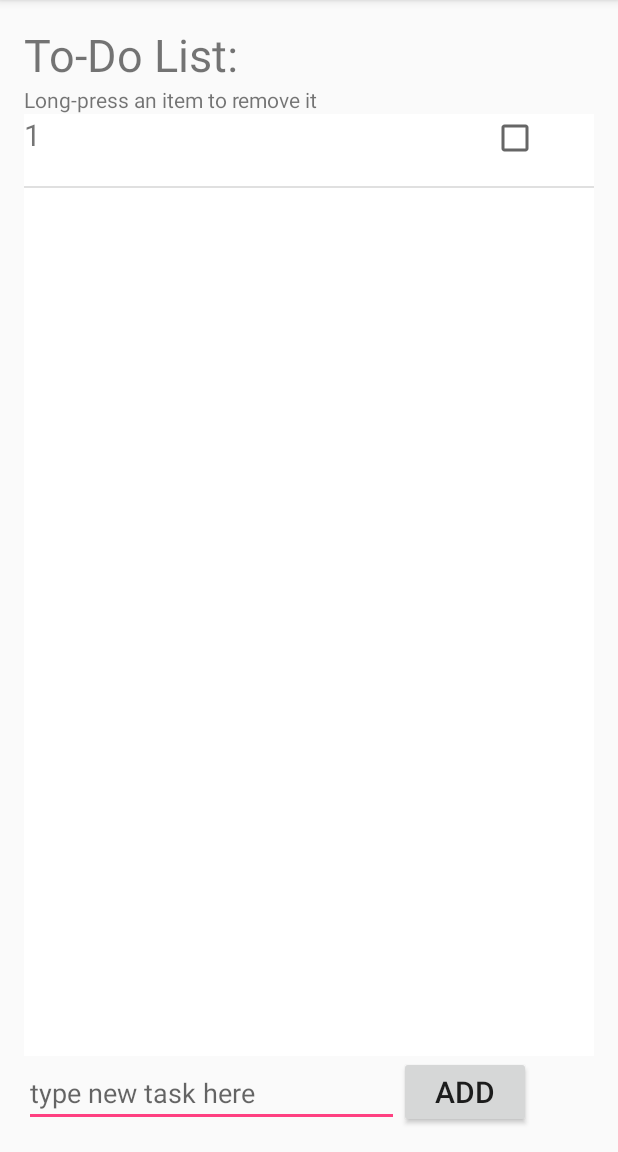
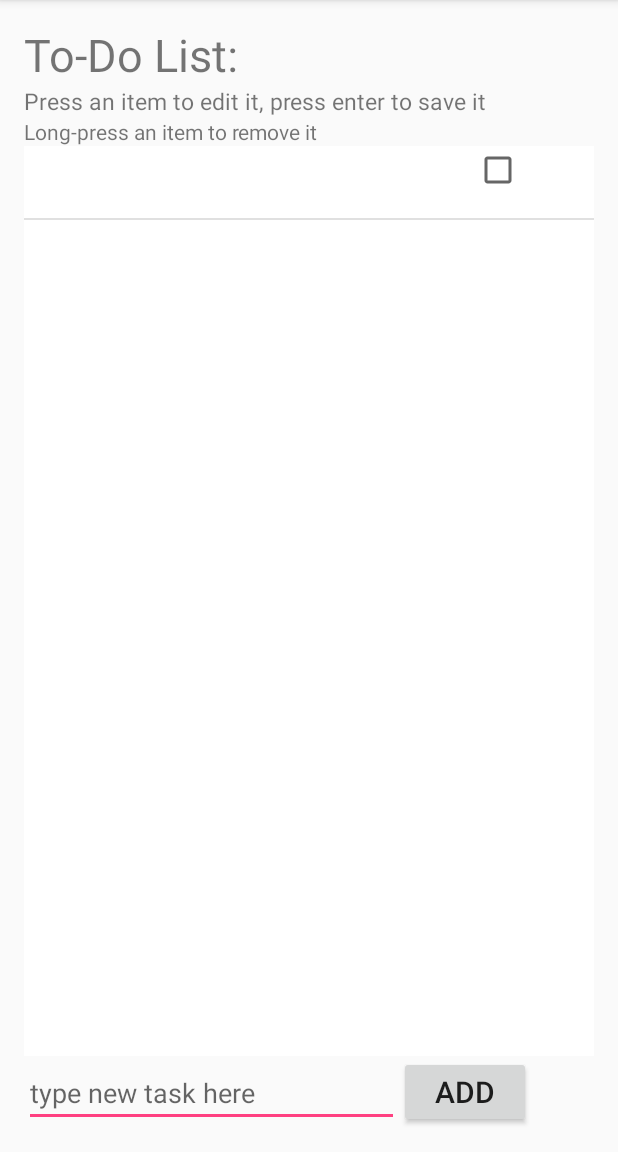
Before and after one commit to ArendvD/ArendVanDormalen-pset4, an Android app: the screen it shows after launch (MainActivity), after a tap on "ADD", on a phone screen of 412 x 824 dp, the part 84-1236 px from its top. Run offline under Robolectric (Android 15) with nearby library versions, the phone set to English and light mode, and no system bars.

Commit message:
Working version. Commented code in MainActivity for colouring items in list is not working yet.

```diff
--- a/app/src/main/java/arend/arendvandormalen_pset4/DBHelper.java
+++ b/app/src/main/java/arend/arendvandormalen_pset4/DBHelper.java
@@ -7,7 +7,6 @@ import android.database.sqlite.SQLiteDatabase;
 import android.database.sqlite.SQLiteOpenHelper;
 
 import java.util.ArrayList;
-import java.util.HashMap;
 
 /**
  * Created by Arend on 2016-11-22.
--- a/app/src/main/java/arend/arendvandormalen_pset4/MainActivity.java
+++ b/app/src/main/java/arend/arendvandormalen_pset4/MainActivity.java
@@ -29,6 +29,7 @@ public class MainActivity extends AppCompatActivity {
     DBHelper dbHelper;
     int[] colorList = new int[]{Color.WHITE, Color.RED, Color.YELLOW, Color.GREEN, Color.BLUE};
     int colorListPosition = 0;
+    boolean editingMode = false;
 
     @Override
     protected void onCreate(Bundle savedInstanceState) {
@@ -74,34 +75,37 @@ public class MainActivity extends AppCompatActivity {
         TaskAdapter taskAdapter = new TaskAdapter(this, toDoList);
 
         listView.setAdapter(taskAdapter);
+/*
+        // Changes color of items
+        for (int i = 0; i < listView.getCount(); i++) {
 
+            // iterate through color list
+            if (colorListPosition < colorList.length-1)
+                colorListPosition++;
+            else
+                colorListPosition = 0;
+
+            View ll = listView.getChildAt(i);
+            ll.setBackgroundColor(colorList[colorListPosition]);
+        }
+*/
         listView.setOnItemClickListener(new AdapterView.OnItemClickListener() {
             @Override
             public void onItemClick(AdapterView<?> adapterView, View view, int position, long id) {
-                Toast.makeText(MainActivity.this, "Item Clicked " + position, Toast.LENGTH_SHORT).show();
 
                 Task selectedTask = (Task)adapterView.getItemAtPosition(position);
-                editTask(selectedTask);
+                String selectedText = selectedTask.getTask();
 
+                //if(!editingMode) {
+                editTask(selectedTask, view);
+                //}
 
-                /*
-
-                // Changes color of entire list
-                if (colorListPosition < colorList.length-1)
-                    colorListPosition++;
-                else
-                    colorListPosition = 0;
-
-                listView.setBackgroundColor(colorList[colorListPosition]);
-
-                */
 
             }
         });
         listView.setOnItemLongClickListener(new AdapterView.OnItemLongClickListener() {
             @Override
             public boolean onItemLongClick(AdapterView<?> adapterView, View view, int position, long id){
-                Toast.makeText(MainActivity.this, "Item to Delete " + position, Toast.LENGTH_SHORT).show();
 
                 Task deleteTask = (Task) adapterView.getItemAtPosition(position);
                 String deleteID = deleteTask.getId();
@@ -115,15 +119,18 @@ public class MainActivity extends AppCompatActivity {
 
     }
 
-    public void editTask(final Task task){
-        final ViewSwitcher viewSwitcher = (ViewSwitcher)findViewById(R.id.switcher);
+    public void editTask(final Task task, final View view){
+
+        editingMode = true;
+
+        final ViewSwitcher viewSwitcher = (ViewSwitcher)view.findViewById(R.id.switcher);
         viewSwitcher.showNext();
 
-        // Hide Add button when editing
+        // Hide Add-button when editing
         final LinearLayout bottomBar = (LinearLayout)findViewById(R.id.bottom_bar);
         bottomBar.setVisibility(View.GONE);
 
-        final EditText editText = (EditText)findViewById(R.id.task_text_edit);
+        final EditText editText = (EditText)view.findViewById(R.id.task_text_edit);
         editText.setOnKeyListener(new View.OnKeyListener() {
 
             @Override
@@ -136,8 +143,12 @@ public class MainActivity extends AppCompatActivity {
 
                     final DBHelper dbHelper = new DBHelper(MainActivity.this);
                     dbHelper.update(task);
+
+                    // Resetting
                     viewSwitcher.showNext();
                     bottomBar.setVisibility(View.VISIBLE);
+                    editingMode = false;
+
                     showAll();
 
                     return true;
--- a/app/src/main/java/arend/arendvandormalen_pset4/TaskAdapter.java
+++ b/app/src/main/java/arend/arendvandormalen_pset4/TaskAdapter.java
@@ -41,10 +41,6 @@ class TaskAdapter extends ArrayAdapter<Task> {
         TextView textView = (TextView)taskView.findViewById(R.id.task_text);
         textView.setText(taskText);
 
-        String taskID = getItem(position).getId();
-        TextView textView1 = (TextView)taskView.findViewById(R.id.task_id);
-        textView1.setText(taskID);
-
         // Saves checkbox values on closing/rotating
         CheckBox cb = (CheckBox)taskView.findViewById(R.id.task_checked);
         String taskChecked = getItem(position).getChecked();
--- a/app/src/main/res/layout/activity_main.xml
+++ b/app/src/main/res/layout/activity_main.xml
@@ -29,7 +29,14 @@
         <TextView
             android:layout_width="wrap_content"
             android:layout_height="wrap_content"
-            android:id="@+id/instructions_home"
+            android:id="@+id/instructions_home_1"
+            android:text="@string/instructions_editing"
+            android:textSize="15sp"/>
+
+        <TextView
+            android:layout_width="wrap_content"
+            android:layout_height="wrap_content"
+            android:id="@+id/instructions_home_2"
             android:text="@string/instructions_home" />
 
     </LinearLayout>
--- a/app/src/main/res/values/strings.xml
+++ b/app/src/main/res/values/strings.xml
@@ -5,4 +5,5 @@
     <string name="add_button">add</string>
     <string name="add_hint">type new task here</string>
     <string name="edit_task_text">Edit task</string>
+    <string name="instructions_editing">Press an item to edit it, press enter to save it</string>
 </resources>
```
